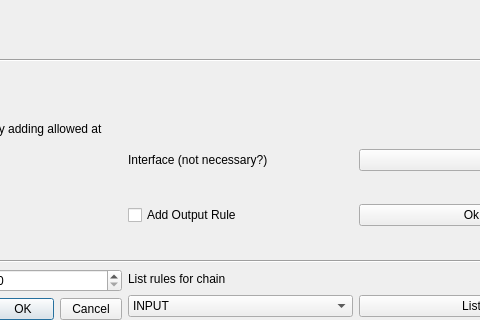
The window that firewall_window.ui (kubekpop/slm) describes before a commit, drawn with Qt 5; both pictures show x 347 to 827 and y 96 to 416 of the 943 by 511 pixel window.
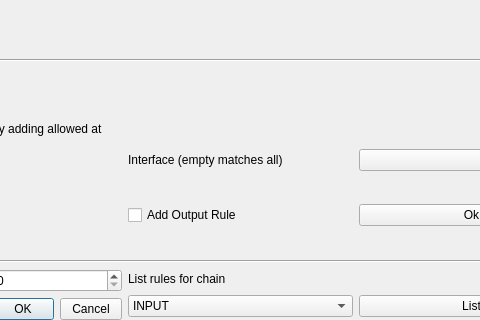
The same window after the commit. The open tabs and pages were chosen to show the change. Icons and pictures are not drawn.

```diff
--- a/firewall_window.ui
+++ b/firewall_window.ui
@@ -151,7 +151,7 @@
            <item row="0" column="0">
             <widget class="QLabel" name="label_10">
              <property name="text">
-              <string>Interface (not necessary?)</string>
+              <string>Interface (empty matches all)</string>
              </property>
              <property name="wordWrap">
               <bool>true</bool>
```
Left out of the diff: 2 changed lines with no effect on the pictures.
